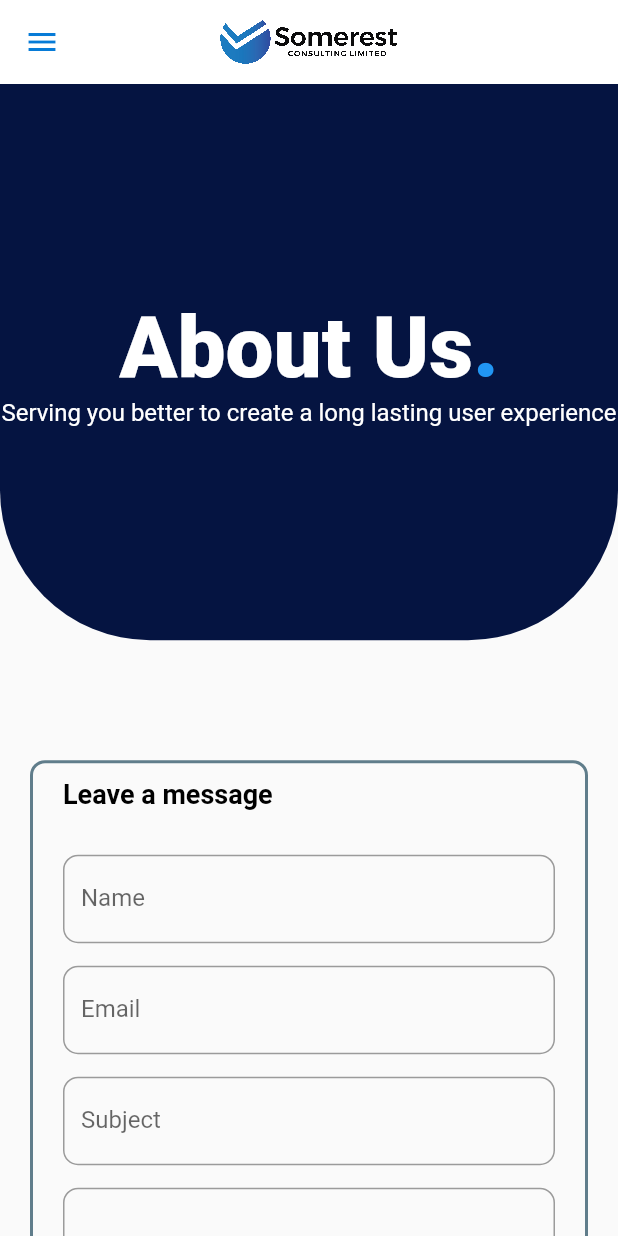
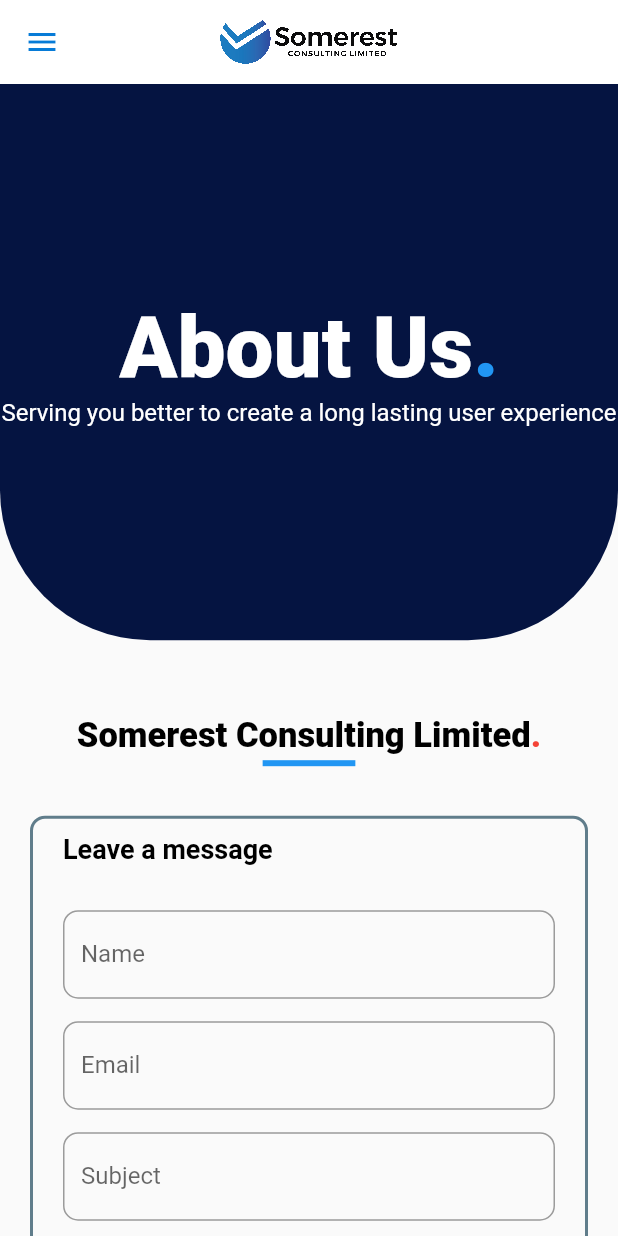
Before and after one commit to Nwaneto/somerest-app, a Flutter app: the AboutPage screen opened by its route, on a phone screen of 412 x 824 dp. Run offline on Flutter 3.47's test engine with Material 2 defaults, Android fonts, the phone set to English and light mode, and no system bars; Roboto replaces fonts that are missing (Raleway).

```diff
--- a/lib/pages/about_page.dart
+++ b/lib/pages/about_page.dart
@@ -33,8 +33,8 @@
 	@override
 	Widget build(BuildContext context) {
 		var screenSize = MediaQuery.of(context).size;
+
 		return Scaffold(
-
 			appBar: ResponsiveWidget.isSmallScreen(context)
 
 			?
@@ -119,6 +119,38 @@
 						)
 					),
 
+					// Next is the place which contains the
+					Row(
+						mainAxisAlignment: MainAxisAlignment.center,
+						children: [
+						Text(
+							"Somerest Consulting Limited",
+							style: TextStyle(
+								fontSize: ResponsiveWidget.isSmallScreen(context) ? 23 : 29,
+								fontWeight: FontWeight.w900,
+								color: Colors.black,
+							)
+						),
+
+						Text(
+							".",
+							style: TextStyle(
+								fontSize: ResponsiveWidget.isSmallScreen(context) ? 23 : 29,
+								fontWeight: FontWeight.w900,
+								color: Colors.red,
+							)
+						)
+					]),
+
+					SizedBox(
+						width: screenSize.width * 0.15,
+						child: const Divider(
+							height: 10,
+							thickness: 4,
+							color: Colors.blue
+						),
+					),
+
 					// For some reason this page has a support conversation box so... let's put that here too.
 					const SupportMessageWidget(),
 
--- a/lib/widgets/footer.dart
+++ b/lib/widgets/footer.dart
@@ -21,7 +21,9 @@
 			child: !ResponsiveWidget.isSmallScreen(context)
 
 				// On larger screens...
-				? Row(
+				?
+
+				Row(
 						mainAxisAlignment: MainAxisAlignment.center,
 						crossAxisAlignment: CrossAxisAlignment.stretch,
 						children: [
@@ -273,7 +275,7 @@
 
 								Container(
 									alignment: Alignment.centerLeft,
-										width: screenSize.width * 0.388,
+									width: screenSize.width * 0.38,
 									margin: const EdgeInsets.only(left: 20),
 									child: Column(
 										crossAxisAlignment: CrossAxisAlignment.stretch,
@@ -423,7 +425,8 @@
 						])
 					)
 					]
-					)),
+				)
+			),
 
 		Container(
 			width: screenSize.width,
```
Lines whose indentation alone changed are shown as unchanged.
